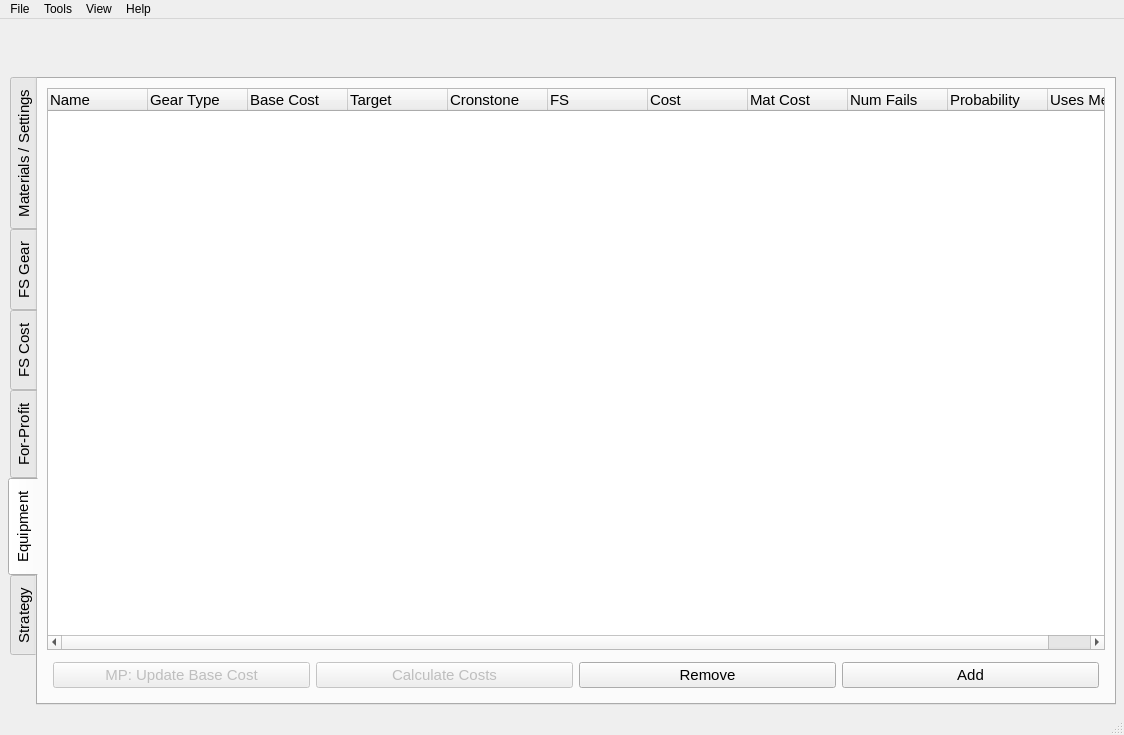
Above: Forms/Main_Window.ui from Graveflo/BDO_Enhancement_Tool before the change. Below: the same form after it.
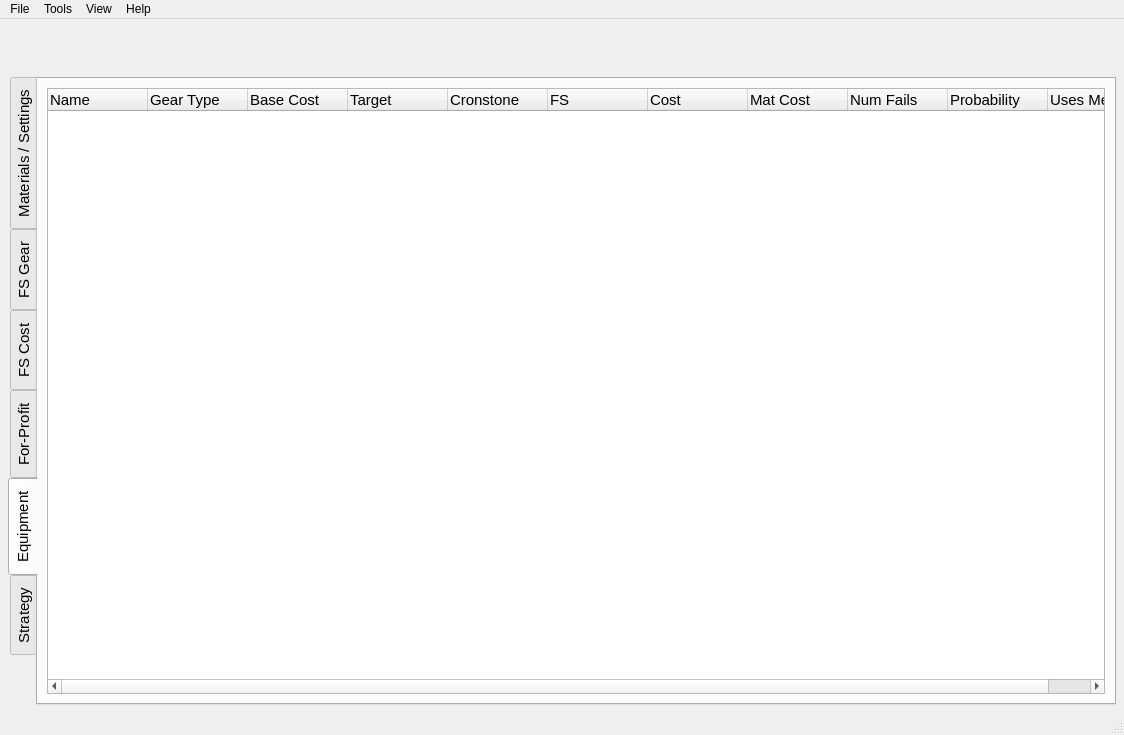
That is the form after the change. Icons and pictures are not drawn. Custom widgets are drawn as their Qt base class.

Patch:
```diff
--- a/Forms/Main_Window.ui
+++ b/Forms/Main_Window.ui
@@ -1068,58 +1068,6 @@
           </column>
          </widget>
         </item>
-        <item>
-         <widget class="QWidget" name="widget_2" native="true">
-          <layout class="QHBoxLayout" name="horizontalLayout_2">
-           <property name="leftMargin">
-            <number>6</number>
-           </property>
-           <property name="topMargin">
-            <number>6</number>
-           </property>
-           <property name="rightMargin">
-            <number>6</number>
-           </property>
-           <property name="bottomMargin">
-            <number>6</number>
-           </property>
-           <item>
-            <widget class="QPushButton" name="cmdEnhanceMeMP">
-             <property name="enabled">
-              <bool>false</bool>
-             </property>
-             <property name="text">
-              <string>MP: Update Base Cost</string>
-             </property>
-            </widget>
-           </item>
-           <item>
-            <widget class="QPushButton" name="cmdEquipCost">
-             <property name="enabled">
-              <bool>false</bool>
-             </property>
-             <property name="text">
-              <string>Calculate Costs</string>
-             </property>
-            </widget>
-           </item>
-           <item>
-            <widget class="QPushButton" name="cmdEquipRemove">
-             <property name="text">
-              <string>Remove</string>
-             </property>
-            </widget>
-           </item>
-           <item>
-            <widget class="QPushButton" name="cmdEquipAdd">
-             <property name="text">
-              <string>Add</string>
-             </property>
-            </widget>
-           </item>
-          </layout>
-         </widget>
-        </item>
        </layout>
       </widget>
       <widget class="QWidget" name="tab_strat">
```
